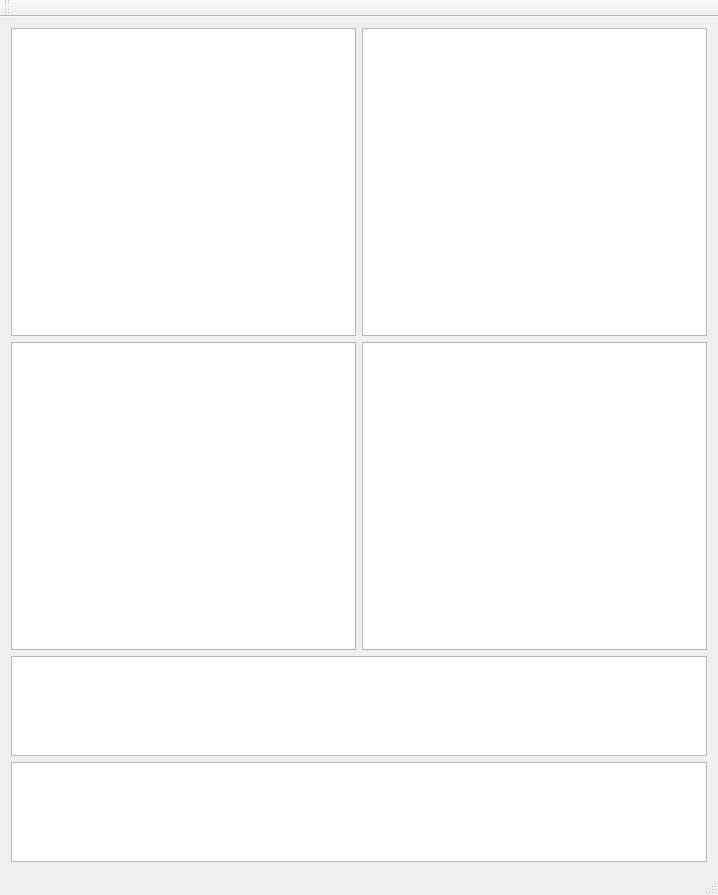
Before: the Qt Designer form sparrowshowroom.ui in P-e-n/SparrowShowroom, drawn with Qt 5.
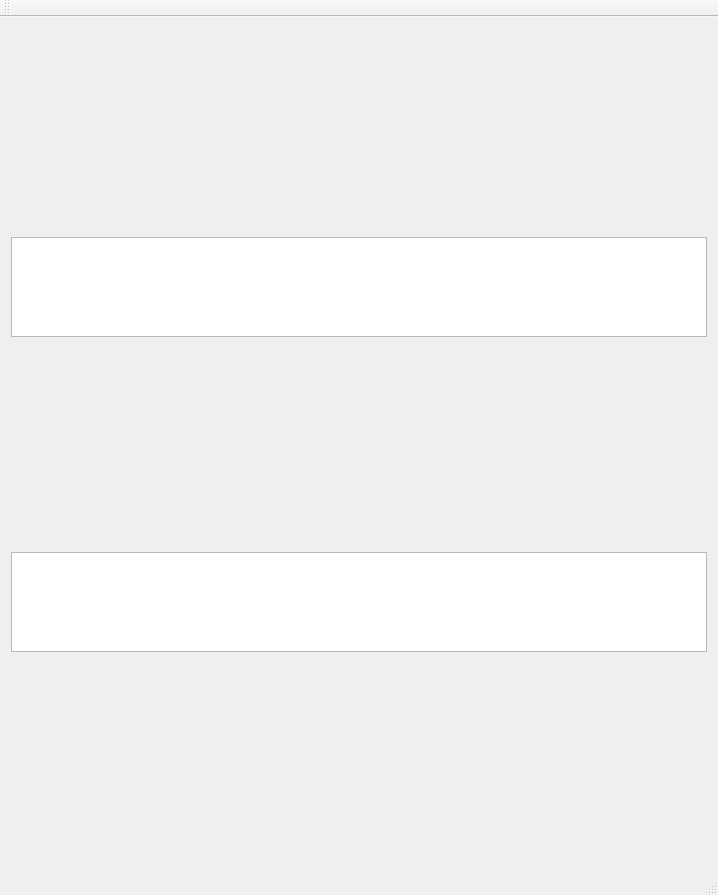
After: the same form once the commit is applied.

Patch:
```diff
--- a/sparrowshowroom.ui
+++ b/sparrowshowroom.ui
@@ -26,18 +26,6 @@
       <property name="topMargin">
        <number>0</number>
       </property>
-      <item row="0" column="0">
-       <widget class="QGraphicsView" name="graphicsView_1"/>
-      </item>
-      <item row="0" column="1">
-       <widget class="QGraphicsView" name="graphicsView_2"/>
-      </item>
-      <item row="1" column="0">
-       <widget class="QGraphicsView" name="graphicsView_3"/>
-      </item>
-      <item row="1" column="1">
-       <widget class="QGraphicsView" name="graphicsView_4"/>
-      </item>
      </layout>
     </item>
     <item>
```
